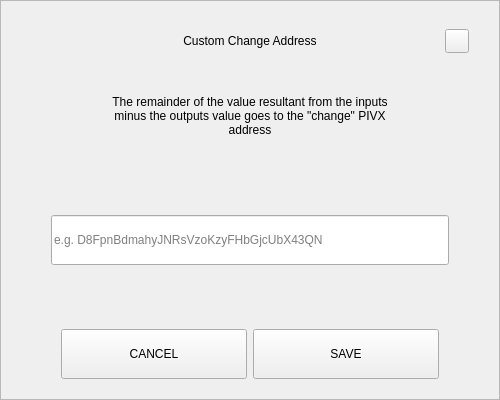
First picture: the form in src/qt/pivx/forms/sendchangeaddressdialog.ui, repository cimelli/RpdSource, before the edit.
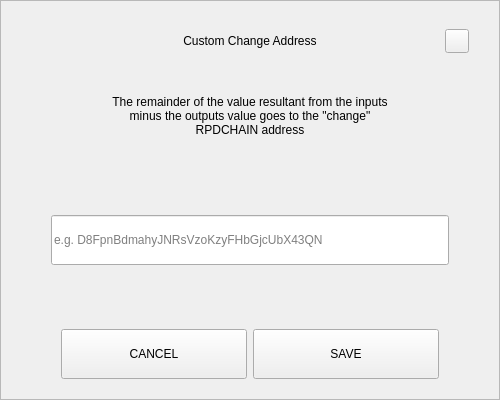
Second picture: the form after the edit.

```diff
--- a/src/qt/pivx/forms/sendchangeaddressdialog.ui
+++ b/src/qt/pivx/forms/sendchangeaddressdialog.ui
@@ -164,7 +164,7 @@
          </size>
         </property>
         <property name="text">
-         <string>The remainder of the value resultant from the inputs minus the outputs value goes to the &quot;change&quot; PIVX address</string>
+         <string>The remainder of the value resultant from the inputs minus the outputs value goes to the &quot;change&quot; RPDCHAIN address</string>
         </property>
         <property name="alignment">
          <set>Qt::AlignCenter</set>
```
